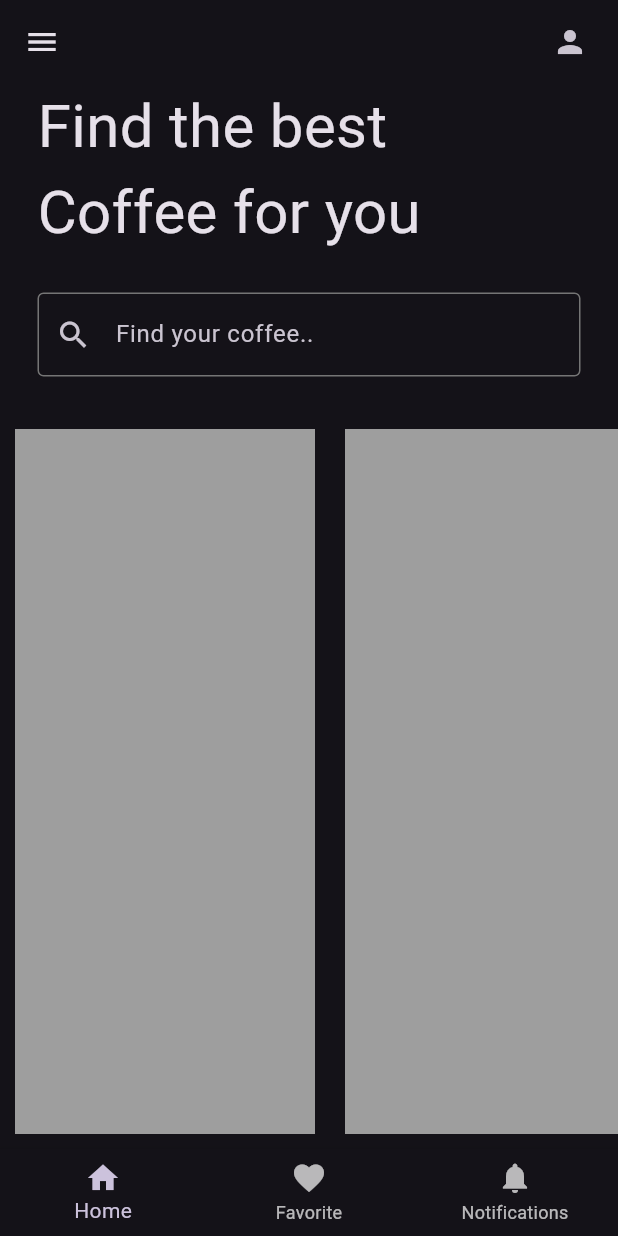
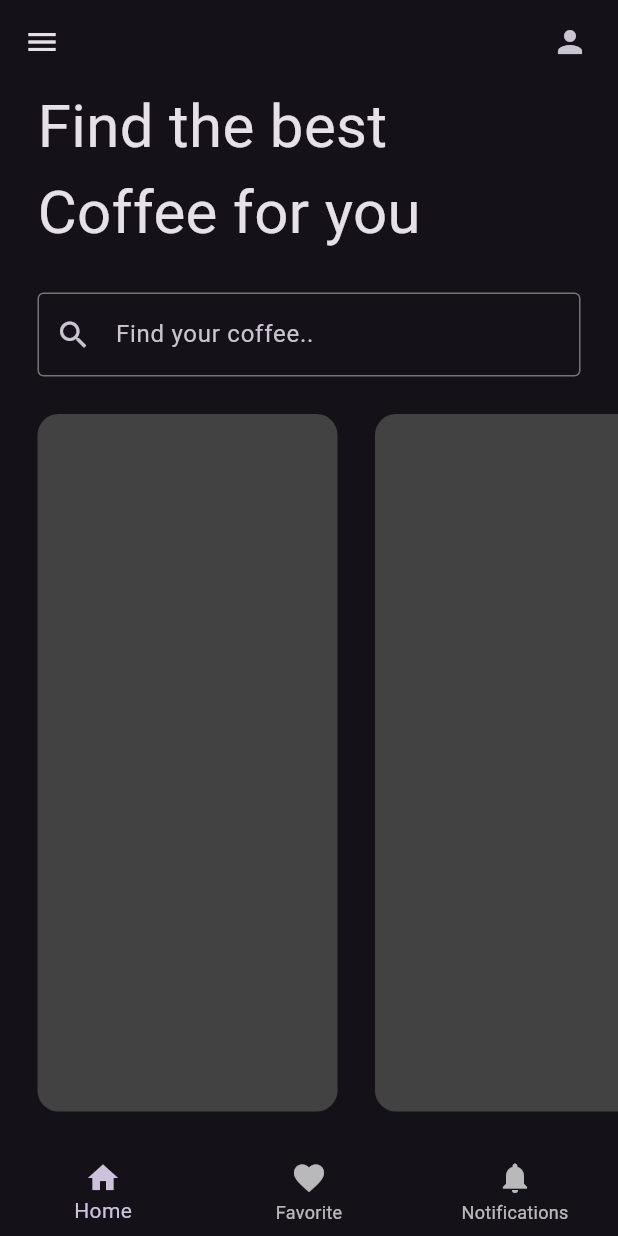
Before and after one commit to shatilsarower/coffee, a Flutter app: the screen it shows after launch, on a phone screen of 412 x 824 dp. Run offline on Flutter 3.47's test engine with Material 2 defaults, Android fonts, the phone set to English and light mode, and no system bars; our stand-ins replace google_fonts; Roboto replaces fonts that are missing (Almarai).

Commit message:
Decorate Coffeecake.

```diff
--- a/lib/pages/coffee_tile.dart
+++ b/lib/pages/coffee_tile.dart
@@ -6,10 +6,13 @@ class CoffeeTile extends StatelessWidget {
   @override
   Widget build(BuildContext context) {
     return Padding(
-      padding: const EdgeInsets.all(10.0),
+      padding: const EdgeInsets.only(left: 25.0, bottom: 25),
       child: Container(
         width: 200,
-        color: Colors.grey,
+        decoration: BoxDecoration(
+          color: Colors.grey[800],
+          borderRadius: BorderRadius.circular(14),
+        ),
       ),
     );
   }
```
